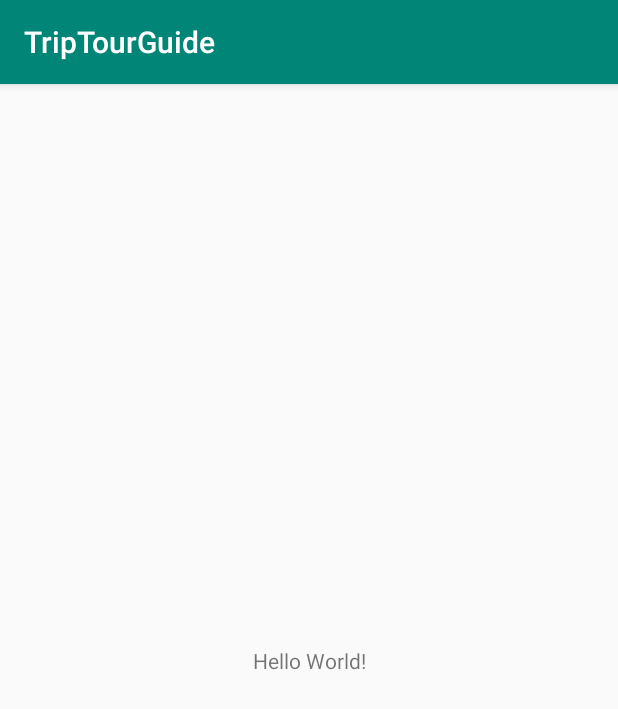
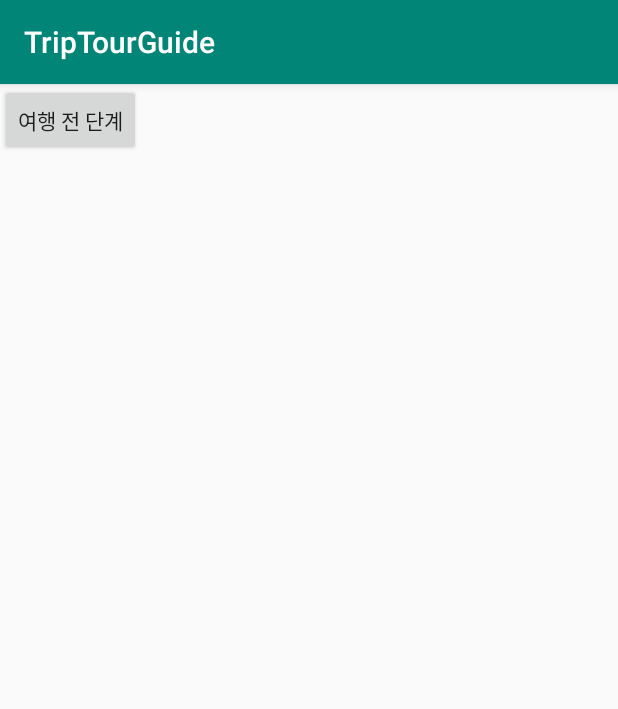
Before and after one commit to gth1030/TripTourGuide, an Android app: the screen it shows after launch (MainActivity), on a phone screen of 412 x 824 dp. Shown: the top 709 px of the screen. Run offline under Robolectric (Android 15) with nearby library versions, the phone set to English and light mode, and no system bars.

Commit message:
initial commit

```diff
--- a/TripTourGuide/app/src/main/AndroidManifest.xml
+++ b/TripTourGuide/app/src/main/AndroidManifest.xml
@@ -9,6 +9,7 @@
         android:roundIcon="@mipmap/ic_launcher_round"
         android:supportsRtl="true"
         android:theme="@style/AppTheme">
+        <activity android:name=".before_trip"></activity>
         <activity android:name=".MainActivity">
             <intent-filter>
                 <action android:name="android.intent.action.MAIN" />
--- a/TripTourGuide/app/src/main/res/layout/activity_main.xml
+++ b/TripTourGuide/app/src/main/res/layout/activity_main.xml
@@ -1,18 +1,17 @@
 <?xml version="1.0" encoding="utf-8"?>
-<androidx.constraintlayout.widget.ConstraintLayout xmlns:android="http://schemas.android.com/apk/res/android"
+<androidx.appcompat.widget.LinearLayoutCompat xmlns:android="http://schemas.android.com/apk/res/android"
     xmlns:app="http://schemas.android.com/apk/res-auto"
     xmlns:tools="http://schemas.android.com/tools"
     android:layout_width="match_parent"
     android:layout_height="match_parent"
+    android:orientation="vertical"
     tools:context=".MainActivity">
 
-    <TextView
+    <Button
+        android:id="@+id/button1"
         android:layout_width="wrap_content"
         android:layout_height="wrap_content"
-        android:text="Hello World!"
-        app:layout_constraintBottom_toBottomOf="parent"
-        app:layout_constraintLeft_toLeftOf="parent"
-        app:layout_constraintRight_toRightOf="parent"
-        app:layout_constraintTop_toTopOf="parent" />
+        android:onClick="btn1method"
+        android:text="여행 전 단계" />
 
-</androidx.constraintlayout.widget.ConstraintLayout>
+</androidx.appcompat.widget.LinearLayoutCompat>
```
Also changed, not shown: TripTourGuide/app/src/main/java/com/example/triptourguide/MainActivity.java (+7 -0 lines), TripTourGuide/app/src/main/java/com/example/triptourguide/before_trip.java (added, +19 -0 lines), TripTourGuide/app/src/main/res/layout/activity_before_trip.xml (added, +23 -0 lines), 8 other files.
